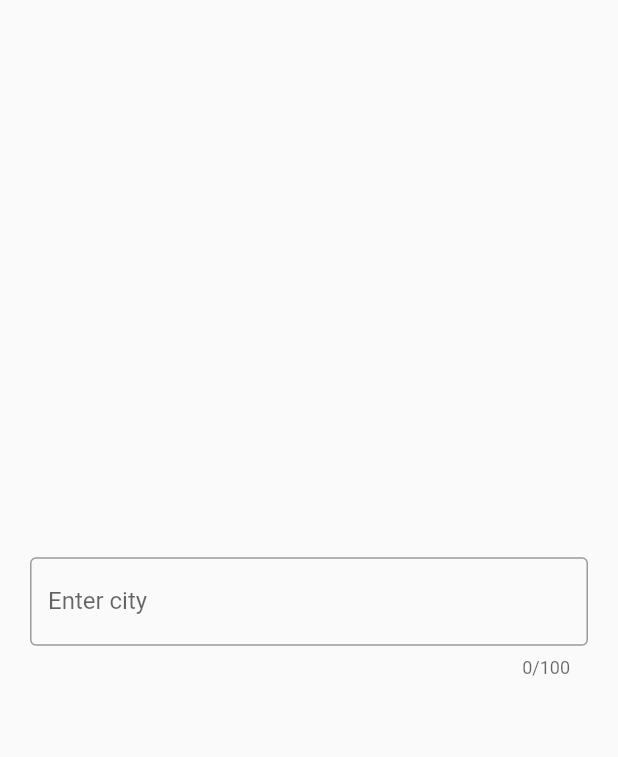
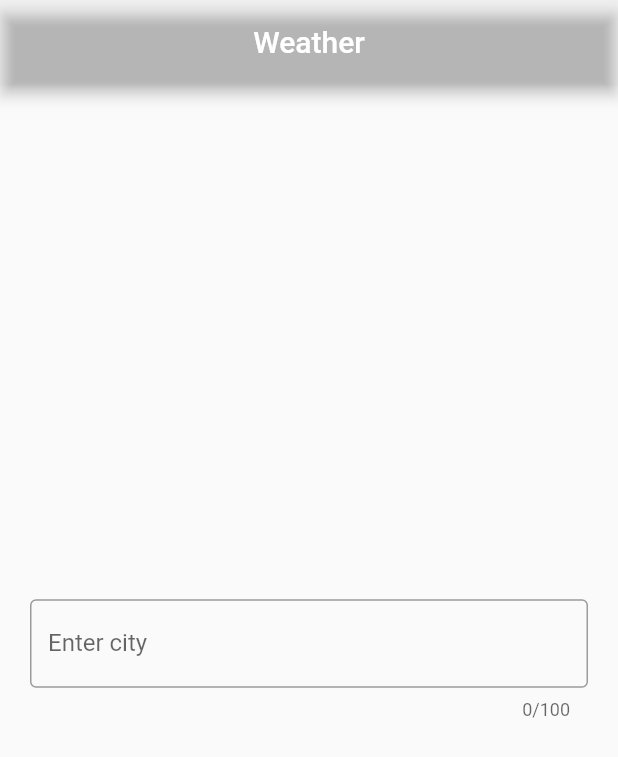
Before and after one commit to jomagsm/weather, a Flutter app: the screen it shows after launch, on a phone screen of 412 x 824 dp. Shown: the top 757 px of the screen. Run offline on Flutter 3.47's test engine with Material 2 defaults, Android fonts, the phone set to English and light mode, and no system bars; our stand-ins replace bloc, dio, flutter_bloc, freezed_annotation; generated files the repository leaves out were written again.

Commit message:
Collect one BloC

```diff
--- a/lib/screens/selection_page/bloc/selected_city_bloc.dart
+++ b/lib/screens/selection_page/bloc/selected_city_bloc.dart
@@ -4,6 +4,7 @@ import 'package:bloc/bloc.dart';
 import 'package:freezed_annotation/freezed_annotation.dart';
 import 'package:weatther2/bloc/weather_repository.dart';
 import 'package:weatther2/data/network/coordinates_model.dart';
+import 'package:weatther2/data/network/weather_model.dart';
 
 part 'selected_city_event.dart';
 part 'selected_city_state.dart';
@@ -19,8 +20,15 @@ class SelectedCityBloc extends Bloc<SelectedCityEvent, SelectedCityState> {
     SelectedCityEvent event,
   ) async* {
     yield* event.map(
+      initail: _mapInitialSelectedCityEvent,
       selectedView: _mapSelectedViewSelectedCityEvent,
     );
+  }
+
+  Stream<SelectedCityState> _mapInitialSelectedCityEvent(
+      _InitialSelectedCityEvent event) async* {
+    yield SelectedCityState.loading();
+    yield SelectedCityState.initial();
   }
 
   Stream<SelectedCityState> _mapSelectedViewSelectedCityEvent(
@@ -28,7 +36,8 @@ class SelectedCityBloc extends Bloc<SelectedCityEvent, SelectedCityState> {
     yield SelectedCityState.loading();
     try {
       city = await repository.getCoordinates(event.city);
-      yield SelectedCityState.data(city: city);
+      Weather weather = await repository.getWeather(city);
+      yield SelectedCityState.data(weather: weather, city: city);
     } catch (e) {
       print(e);
       yield SelectedCityState.error(message: e.toString());
--- a/lib/screens/selection_page/bloc/selected_city_event.dart
+++ b/lib/screens/selection_page/bloc/selected_city_event.dart
@@ -4,4 +4,5 @@ part of 'selected_city_bloc.dart';
 abstract class SelectedCityEvent with _$SelectedCityEvent {
   const factory SelectedCityEvent.selectedView({@required String city}) =
       _SelectedViewSelectedCityEvent;
+  const factory SelectedCityEvent.initail() = _InitialSelectedCityEvent;
 }
--- a/lib/screens/selection_page/bloc/selected_city_state.dart
+++ b/lib/screens/selection_page/bloc/selected_city_state.dart
@@ -2,8 +2,8 @@ part of 'selected_city_bloc.dart';
 
 @freezed
 abstract class SelectedCityState with _$SelectedCityState {
-  const factory SelectedCityState.data({@required Coordinates city}) =
-      _DataSelectedCityState;
+  const factory SelectedCityState.data(
+      {@required Weather weather, Coordinates city}) = _DataSelectedCityState;
   const factory SelectedCityState.initial() = _InitialSelectedCityState;
   const factory SelectedCityState.loading() = _LoadingSelectedCityState;
   const factory SelectedCityState.error({@required String message}) =
--- a/lib/screens/selection_page/screen.dart
+++ b/lib/screens/selection_page/screen.dart
@@ -1,9 +1,8 @@
 import 'package:flutter/material.dart';
 import 'package:flutter_bloc/flutter_bloc.dart';
-import 'package:weatther2/screens/weather_screen/screen.dart';
-import 'package:weatther2/theme/color_theme.dart';
-
+import 'package:weatther2/screens/selection_page/widgets/content.dart';
 import 'bloc/selected_city_bloc.dart';
+import 'widgets/hourly_list.dart';
 import 'widgets/utils.dart';
 
 class SelectedPage extends StatelessWidget {
@@ -12,8 +11,7 @@ class SelectedPage extends StatelessWidget {
   Widget build(BuildContext context) {
     return BlocProvider<SelectedCityBloc>(
         create: (context) => SelectedCityBloc(),
-        child: Scaffold(
-            body: BlocConsumer<SelectedCityBloc, SelectedCityState>(
+        child: BlocConsumer<SelectedCityBloc, SelectedCityState>(
           listener: (context, state) {},
           builder: (context, state) {
             return state.maybeMap(
@@ -22,7 +20,13 @@ class SelectedPage extends StatelessWidget {
               ),
               orElse: () => Center(child: CircularProgressIndicator()),
               loading: (_) => Center(child: CircularProgressIndicator()),
-                initial: (_) => SafeArea(
+              initial: (_) => Scaffold(
+                appBar: AppBar(
+                  backgroundColor: Colors.transparent,
+                  title: Text('Weather'),
+                  centerTitle: true,
+                ),
+                body: SafeArea(
                   child: Center(
                     child: Padding(
                       padding: const EdgeInsets.all(20),
@@ -36,15 +40,50 @@ class SelectedPage extends StatelessWidget {
                         onSubmitted: (value) {
                           String city = convertToTitleCase(value);
                           context.read<SelectedCityBloc>()
-                                ..add(
-                                    SelectedCityEvent.selectedView(city: city));
+                            ..add(SelectedCityEvent.selectedView(city: city));
                         },
                       ),
                     ),
                   ),
                 ),
-                data: (_data) => HomePage(city: _data.city));
+              ),
+              data: (_data) => Scaffold(
+                appBar: AppBar(
+                  centerTitle: true,
+                  leading: IconButton(
+                    icon: Icon(
+                      Icons.arrow_back,
+                    ),
+                    onPressed: () {
+                      context.read<SelectedCityBloc>()
+                        ..add(SelectedCityEvent.initail());
                     },
-        )));
+                  ),
+                  title: Text(_data.city.name),
+                  backgroundColor: Colors.transparent,
+                ),
+                backgroundColor:
+                    getBackground(_data.weather.hourly[0].weather[0].id),
+                body: SingleChildScrollView(
+                  child: SafeArea(
+                    child: Center(
+                      child: Column(
+                        children: [
+                          Content(
+                            weather: _data.weather,
+                            city: _data.city,
+                          ),
+                          HourlyList(
+                            hourly: _data.weather.hourly,
+                          ),
+                        ],
+                      ),
+                    ),
+                  ),
+                ),
+              ),
+            );
+          },
+        ));
   }
 }
```
Also changed, not shown: lib/screens/selection_page/widgets/utils.dart (+12 -0 lines), lib/screens/weather_screen/screen.dart (deleted, +0 -51 lines), lib/screens/weather_screen/weather_bloc/weather_bloc.dart (deleted, +0 -29 lines), lib/screens/weather_screen/weather_bloc/weather_event.dart (deleted, +0 -7 lines), lib/screens/weather_screen/weather_bloc/weather_state.dart (deleted, +0 -9 lines), lib/screens/weather_screen/widgets/utils.dart (deleted, +0 -11 lines), lib/screens/selection_page/bloc/selected_city_bloc.freezed.dart, lib/screens/selection_page/widgets/content.dart (renamed from lib/screens/weather_screen/widgets/content.dart), lib/screens/selection_page/widgets/hourly_list.dart (renamed from lib/screens/weather_screen/widgets/hourly_list.dart), lib/screens/weather_screen/weather_bloc/weather_bloc.freezed.dart (deleted). Lines whose indentation alone changed are shown as unchanged.
